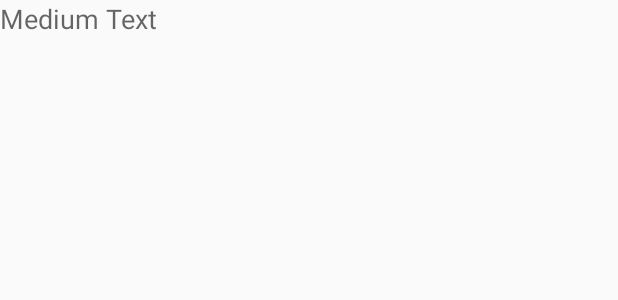
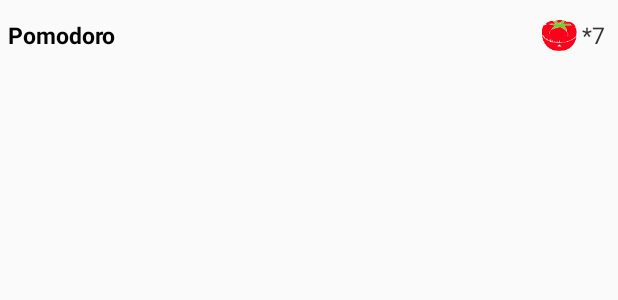
Before and after one commit to qqibrow/pomodoro, an Android app: the layout row.xml on its own in the app's theme, with its tools: preview values and no code run, on a phone screen of 412 x 824 dp. Shown: the top 300 px of the screen. Run offline under Robolectric (Android 15) with nearby library versions, the phone set to English and light mode, and no system bars.

```diff
--- a/app/build.gradle
+++ b/app/build.gradle
@@ -11,6 +11,7 @@ android {
 
     dependencies {
         compile "com.android.support:appcompat-v7:18.0.+"
+        compile files('libs/ActiveAndroid.jar')
     }
 
     buildTypes {
--- a/app/src/main/res/layout/row.xml
+++ b/app/src/main/res/layout/row.xml
@@ -1,13 +1,50 @@
 <?xml version="1.0" encoding="utf-8"?>
 
-<LinearLayout xmlns:android="http://schemas.android.com/apk/res/android"
-    android:orientation="vertical" android:layout_width="match_parent"
-    android:layout_height="match_parent">
+<RelativeLayout xmlns:android="http://schemas.android.com/apk/res/android"
+    android:layout_width="fill_parent"
+    android:layout_height="wrap_content"
+    android:orientation="horizontal"
+    android:padding="5dip" >
 
-    <TextView
+        <TextView
+            android:id="@+id/tvName"
+            android:layout_width="wrap_content"
+            android:layout_height="wrap_content"
+            android:text="@string/app_name"
+            android:textColor="#040404"
+            android:layout_centerVertical="true"
+            android:typeface="sans"
+            android:textSize="15dip"
+            android:textStyle="bold" />
+
+    <!--  ListRow Right side show pomodoro  -->
+    <RelativeLayout android:id="@+id/show_pomodoro"
         android:layout_width="wrap_content"
         android:layout_height="wrap_content"
-        android:textAppearance="?android:attr/textAppearanceMedium"
-        android:text="Medium Text"
-        android:id="@+id/tvName" />
-</LinearLayout>
+        android:padding="3dip"
+        android:layout_marginRight="0dip"
+        android:layout_alignParentRight="true"
+        >
+
+        <!-- Rightend Arrow -->
+        <ImageView
+            android:id = "@+id/ic_pomodoro"
+            android:layout_width="30dp"
+            android:layout_height="30dp"
+            android:src="@drawable/tomato2"
+           />
+
+        <TextView
+            android:id="@+id/artist"
+            android:layout_width="wrap_content"
+            android:layout_height="wrap_content"
+            android:textColor="#343434"
+            android:textSize="15dip"
+            android:layout_marginTop="1dip"
+            android:layout_toRightOf="@+id/ic_pomodoro"
+            android:layout_centerVertical="true"
+            android:text="*7" />
+
+    </RelativeLayout>
+
+</RelativeLayout>
```
Also changed, not shown: app/libs/ActiveAndroid.jar (added), 1 other file.
